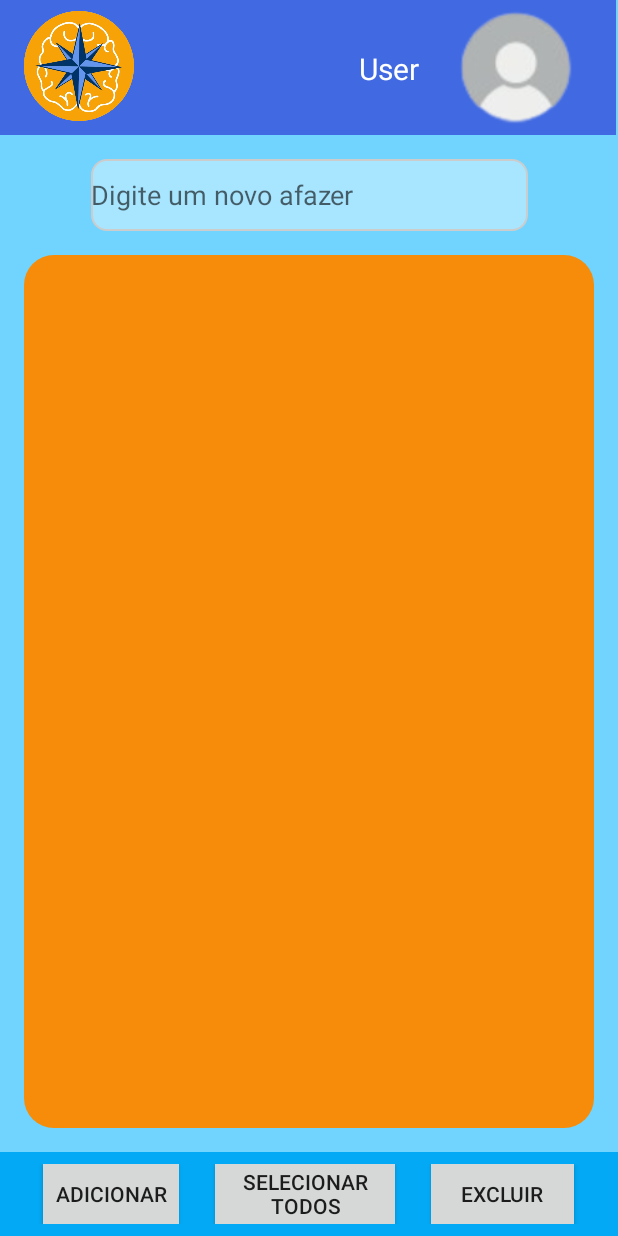
After one commit to Grupo5Tcc/StudyGuider, an Android app: the ToDoListActivity screen opened directly, with no data from a screen before it, on a phone screen of 412 x 824 dp. The commit adds this screen. Run offline under Robolectric (Android 15) with nearby library versions, the phone set to English and light mode, and no system bars.

Commit message:
To-Do List Commit

```diff
--- a/app/src/main/AndroidManifest.xml
+++ b/app/src/main/AndroidManifest.xml
@@ -14,6 +14,9 @@
         android:supportsRtl="true"
         android:theme="@style/Theme.StudyGuider"
         tools:targetApi="31">
+        <activity
+            android:name=".view.ToDoListActivity"
+            android:exported="false" />
         <activity
             android:name=".view.ProfileActivity"
             android:exported="false" />
--- /dev/null
+++ b/app/src/main/java/com/example/studyguider/view/ToDoListActivity.java
@@ -0,0 +1,137 @@
+package com.example.studyguider.view;
+
+import android.os.Bundle;
+import android.view.View;
+import android.widget.Button;
+import android.widget.CheckBox;
+import android.widget.EditText;
+import android.widget.ListView;
+import android.widget.TextView;
+import android.view.LayoutInflater;
+import android.view.ViewGroup;
+import android.widget.ArrayAdapter;
+
+
+import androidx.activity.EdgeToEdge;
+import androidx.appcompat.app.AppCompatActivity;
+import androidx.core.graphics.Insets;
+import androidx.core.view.ViewCompat;
+import androidx.core.view.WindowInsetsCompat;
+
+import com.example.studyguider.R;
+
+import java.util.ArrayList;
+
+public class ToDoListActivity extends AppCompatActivity {
+
+    private ArrayList<String> items;
+    private ItemAdapter itemsAdapter;
+    private ListView lvItems;
+    private EditText editText;
+    private boolean selectAllMode = false;
+    @Override
+    protected void onCreate(Bundle savedInstanceState) {
+        super.onCreate(savedInstanceState);
+        EdgeToEdge.enable(this);
+        setContentView(R.layout.activity_to_do_list);
+
+        lvItems = findViewById(R.id.item_list);
+        editText = findViewById(R.id.edit_text);
+        items = new ArrayList<>();
+        itemsAdapter = new ItemAdapter(items);
+        lvItems.setAdapter(itemsAdapter);
+
+        Button btnAdd = findViewById(R.id.btn_add);
+        Button btnSelectAll = findViewById(R.id.btn_select_all);
+        Button btnDeleteSelected = findViewById(R.id.btn_delete_selected);
+
+        ViewCompat.setOnApplyWindowInsetsListener(findViewById(R.id.main), (v, insets) -> {
+            Insets systemBars = insets.getInsets(WindowInsetsCompat.Type.systemBars());
+            v.setPadding(systemBars.left, systemBars.top, systemBars.right, systemBars.bottom);
+            return insets;
+        });
+
+        btnAdd.setOnClickListener(new View.OnClickListener() {
+            @Override
+            public void onClick(View v) {
+                String newItem = editText.getText().toString();
+                if (!newItem.isEmpty()) {
+                    items.add(newItem);
+                    itemsAdapter.notifyDataSetChanged();
+                    editText.setText("");
+                }
+            }
+        });
+
+        btnSelectAll.setOnClickListener(new View.OnClickListener() {
+            @Override
+            public void onClick(View v) {
+                selectAllMode = true;
+                for (int i = 0; i < lvItems.getChildCount(); i++) {
+                    View item = lvItems.getChildAt(i);
+                    CheckBox checkBox = item.findViewById(R.id.checkBox);
+                    checkBox.setChecked(true);
+                }
+            }
+        });
+
+        btnDeleteSelected.setOnClickListener(new View.OnClickListener() {
+            @Override
+            public void onClick(View v) {
+                if (selectAllMode) {
+                    items.clear();
+                    selectAllMode = false;
+                } else {
+                    ArrayList<String> itemsToRemove = new ArrayList<>();
+                    for (int i = 0; i < lvItems.getChildCount(); i++) {
+                        View item = lvItems.getChildAt(i);
+                        CheckBox checkBox = item.findViewById(R.id.checkBox);
+                        if (checkBox.isChecked()) {
+                            TextView itemText = item.findViewById(R.id.item_text);
+                            itemsToRemove.add(itemText.getText().toString());
+                        }
+                    }
+                    items.removeAll(itemsToRemove);
+                }
+                itemsAdapter.notifyDataSetChanged();
+            }
+        });
+
+    }
+
+    private class ItemAdapter extends ArrayAdapter<String> {
+        private ArrayList<String> items;
+
+        public ItemAdapter(ArrayList<String> items) {
+            super(ToDoListActivity.this, R.layout.dialog_to_do_list, items);
+            this.items = items;
+        }
+
+        @Override
+        public View getView(int position, View convertView, ViewGroup parent) {
+            if (convertView == null) {
+                LayoutInflater inflater = LayoutInflater.from(getContext());
+                convertView = inflater.inflate(R.layout.dialog_to_do_list, parent, false);
+            }
+
+            String item = items.get(position);
+
+            TextView itemText = convertView.findViewById(R.id.item_text);
+            CheckBox checkBox = convertView.findViewById(R.id.checkBox);
+
+            itemText.setText(item);
+            checkBox.setOnCheckedChangeListener(null);
+            checkBox.setChecked(false);
+
+            checkBox.setOnCheckedChangeListener((buttonView, isChecked) -> {
+                if (isChecked) {
+                    itemText.setPaintFlags(itemText.getPaintFlags() | android.graphics.Paint.STRIKE_THRU_TEXT_FLAG);
+                } else {
+                    itemText.setPaintFlags(itemText.getPaintFlags() & (~android.graphics.Paint.STRIKE_THRU_TEXT_FLAG));
+                }
+            });
+
+            return convertView;
+        }
+    }
+}
--- /dev/null
+++ b/app/src/main/res/drawable/ct_background_to_do_list.xml
@@ -0,0 +1,9 @@
+<?xml version="1.0" encoding="utf-8"?>
+<shape xmlns:android="http://schemas.android.com/apk/res/android"
+    android:shape="rectangle">
+
+    <solid android:color="@color/orange_light"/>
+    <corners android:radius="20dp"/>
+
+
+</shape>
--- /dev/null
+++ b/app/src/main/res/drawable/rnd_corners_to_do_list.xml
@@ -0,0 +1,8 @@
+<?xml version="1.0" encoding="utf-8"?>
+<shape xmlns:android="http://schemas.android.com/apk/res/android">
+    <corners android:radius="10dp" />
+    <solid android:color="#A8E5FF"/> <!-- Cor de fundo branca -->
+    <stroke
+        android:width="1dp"
+        android:color="#CCCCCC"/> <!-- Cor da borda cinza clara -->
+</shape>
--- /dev/null
+++ b/app/src/main/res/layout/activity_to_do_list.xml
@@ -0,0 +1,115 @@
+<?xml version="1.0" encoding="utf-8"?>
+<androidx.constraintlayout.widget.ConstraintLayout xmlns:android="http://schemas.android.com/apk/res/android"
+    xmlns:app="http://schemas.android.com/apk/res-auto"
+    xmlns:tools="http://schemas.android.com/tools"
+    android:id="@+id/main"
+    android:layout_width="match_parent"
+    android:layout_height="match_parent"
+    android:background="#70D4FF"
+    tools:context=".view.ToDoListActivity">
+
+    <androidx.constraintlayout.widget.ConstraintLayout
+        android:id="@+id/constraintLayout"
+        android:layout_width="match_parent"
+        android:layout_height="90dp"
+        android:layout_marginEnd="1dp"
+        android:layout_marginBottom="31dp"
+        android:background="@color/blue_lighter"
+        app:layout_constraintEnd_toEndOf="parent"
+        app:layout_constraintStart_toStartOf="parent"
+        app:layout_constraintTop_toTopOf="parent">
+
+        <ImageView
+            android:id="@+id/imageView"
+            android:layout_width="103dp"
+            android:layout_height="80dp"
+            android:layout_marginTop="4dp"
+            android:transitionName="imgLogo"
+            app:layout_constraintStart_toStartOf="parent"
+            app:layout_constraintTop_toTopOf="parent"
+            app:srcCompat="@drawable/logo_img" />
+
+        <ImageView
+            android:id="@+id/imageView2"
+            android:layout_width="103dp"
+            android:layout_height="80dp"
+            android:layout_marginTop="4dp"
+            android:layout_marginEnd="16dp"
+            android:transitionName="imgPerfil"
+            app:layout_constraintEnd_toEndOf="parent"
+            app:layout_constraintTop_toTopOf="parent"
+            app:srcCompat="@drawable/img_user" />
+
+        <TextView
+            android:id="@+id/textView2"
+            android:layout_width="wrap_content"
+            android:layout_height="wrap_content"
+            android:layout_marginTop="32dp"
+            android:layout_marginEnd="12dp"
+            android:text="@string/name_user_navbar"
+            android:textColor="@color/white"
+            android:textSize="20dp"
+            android:transitionName="txtUsuario"
+            app:layout_constraintEnd_toStartOf="@id/imageView2"
+            app:layout_constraintTop_toTopOf="parent" />
+
+    </androidx.constraintlayout.widget.ConstraintLayout>
+
+    <EditText
+        android:id="@+id/edit_text"
+        android:layout_width="291dp"
+        android:layout_height="48dp"
+        android:layout_margin="16dp"
+        android:background="@drawable/rnd_corners_to_do_list"
+        android:hint="Digite um novo afazer"
+        app:layout_constraintEnd_toEndOf="parent"
+        app:layout_constraintStart_toStartOf="parent"
+        app:layout_constraintTop_toBottomOf="@id/constraintLayout" />
+
+    <ListView
+        android:id="@+id/item_list"
+        android:layout_width="0dp"
+        android:layout_height="0dp"
+        android:layout_margin="16dp"
+        android:background="@drawable/ct_background_to_do_list"
+        app:layout_constraintBottom_toTopOf="@id/footer"
+        app:layout_constraintEnd_toEndOf="parent"
+        app:layout_constraintHorizontal_bias="1.0"
+        app:layout_constraintStart_toStartOf="parent"
+        app:layout_constraintTop_toBottomOf="@id/edit_text"
+        app:layout_constraintVertical_bias="0.0" />
+
+    <LinearLayout
+        android:id="@+id/footer"
+        android:layout_width="0dp"
+        android:layout_height="56dp"
+        android:orientation="horizontal"
+        app:layout_constraintBottom_toBottomOf="parent"
+        app:layout_constraintStart_toStartOf="parent"
+        app:layout_constraintEnd_toEndOf="parent"
+        android:background="#03A9F4"
+        android:padding="8dp"
+        android:gravity="center">
+
+        <Button
+            android:id="@+id/btn_add"
+            android:layout_width="wrap_content"
+            android:layout_height="56dp"
+            android:text="Adicionar" />
+
+        <Button
+            android:id="@+id/btn_select_all"
+            android:layout_width="128dp"
+            android:layout_height="56dp"
+            android:layout_marginStart="16dp"
+            android:text="Selecionar Todos" />
+
+        <Button
+            android:id="@+id/btn_delete_selected"
+            android:layout_width="103dp"
+            android:layout_height="56dp"
+            android:layout_marginStart="16dp"
+            android:text="Excluir" />
+    </LinearLayout>
+
+</androidx.constraintlayout.widget.ConstraintLayout>
```
Also changed, not shown: app/src/main/java/com/example/studyguider/view/MenuActivity.java (+9 -0 lines), app/src/main/res/layout/activity_menu.xml (+12 -0 lines), app/src/main/res/layout/dialog_to_do_list.xml (added, +19 -0 lines).
